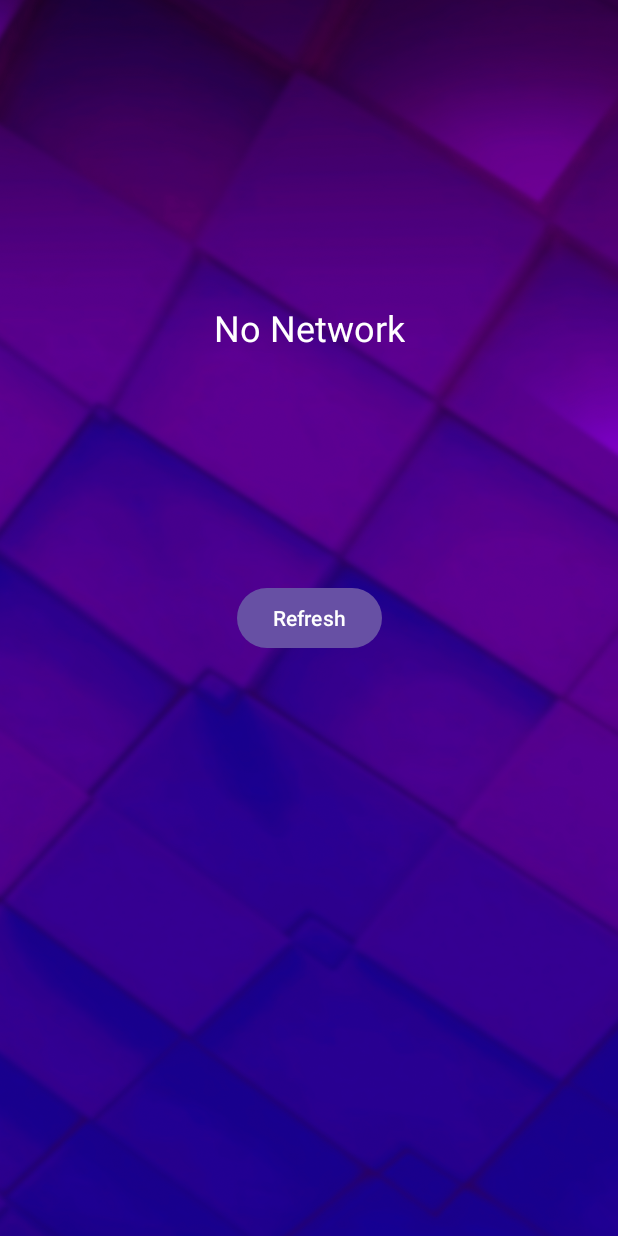
After one commit to Oleg144101957/Jump-Plin, an Android app: the NetworkActivity screen opened directly, with no data from a screen before it, on a phone screen of 412 x 824 dp. The commit adds this screen. Run offline under Robolectric (Android 15) with nearby library versions, the phone set to English and light mode, and no system bars.

Commit message:
no network feature

```diff
--- a/app/src/main/java/com/snapd/data/storage/SharedStorageImpl.kt
+++ b/app/src/main/java/com/snapd/data/storage/SharedStorageImpl.kt
@@ -18,7 +18,6 @@ class SharedStorageImpl(context: Context) : AppStorage{
         if (currentDestination != HARM_DESTINATION){
             sharedPref.edit().putString(DESTINATION_KEY, url).apply()
         }
-
     }
 
     override fun getDestination(): String {
--- /dev/null
+++ b/app/src/main/java/com/snapd/presantation/NetworkActivity.kt
@@ -0,0 +1,26 @@
+package com.snapd.presantation
+
+import android.content.Intent
+import android.os.Bundle
+import androidx.appcompat.app.AppCompatActivity
+import com.snapd.databinding.ActivityNetworkBinding
+
+class NetworkActivity : AppCompatActivity() {
+
+    private lateinit var binding: ActivityNetworkBinding
+
+    override fun onCreate(savedInstanceState: Bundle?) {
+        super.onCreate(savedInstanceState)
+        binding = ActivityNetworkBinding.inflate(layoutInflater)
+        setContentView(binding.root)
+
+        binding.buttonRefresh.setOnClickListener {
+            navigateToTheLoadingScreen()
+        }
+    }
+
+    private fun navigateToTheLoadingScreen(){
+        val intentToTheLoadingScreen = Intent(this, UnoActivity::class.java)
+        startActivity(intentToTheLoadingScreen)
+    }
+}
--- /dev/null
+++ b/app/src/main/res/layout/activity_network.xml
@@ -0,0 +1,33 @@
+<?xml version="1.0" encoding="utf-8"?>
+<androidx.constraintlayout.widget.ConstraintLayout
+    xmlns:android="http://schemas.android.com/apk/res/android"
+    android:layout_width="match_parent"
+    android:layout_height="match_parent"
+    xmlns:app="http://schemas.android.com/apk/res-auto"
+    xmlns:tools="http://schemas.android.com/tools"
+    android:background="@drawable/bbkmainbg"
+    tools:context=".presantation.NetworkActivity">
+
+    <TextView
+        android:layout_width="wrap_content"
+        android:layout_height="wrap_content"
+        android:text="@string/no_network"
+        android:textColor="@color/white"
+        android:textSize="24sp"
+        app:layout_constraintStart_toStartOf="parent"
+        app:layout_constraintEnd_toEndOf="parent"
+        app:layout_constraintTop_toTopOf="parent"
+        app:layout_constraintBottom_toBottomOf="@id/buttonRefresh"/>
+
+    <Button
+        android:id="@+id/buttonRefresh"
+        android:layout_width="wrap_content"
+        android:layout_height="wrap_content"
+        android:text="@string/refresh"
+        app:layout_constraintStart_toStartOf="parent"
+        app:layout_constraintEnd_toEndOf="parent"
+        app:layout_constraintTop_toTopOf="parent"
+        app:layout_constraintBottom_toBottomOf="parent"/>
+
+
+</androidx.constraintlayout.widget.ConstraintLayout>
--- a/app/src/main/res/values/strings.xml
+++ b/app/src/main/res/values/strings.xml
@@ -5,4 +5,6 @@
     <string name="stok">3713b2231d1e40c8d9e290f3611648b0</string>
     <string name="fid">1055124162340724</string>
     <string name="ftoken">3713b2231d1e40c8d9e290f3611648b0</string>
+    <string name="refresh">Refresh</string>
+    <string name="no_network">No Network</string>
 </resources>
```
Also changed, not shown: app/src/main/AndroidManifest.xml (+9 -1 lines), app/src/main/java/com/snapd/domain/features/DestinationChecker.kt (added, +58 -0 lines), app/src/main/java/com/snapd/domain/models/PlayerDocs.kt (added, +9 -0 lines), app/src/main/java/com/snapd/presantation/TresActivity.kt (+40 -3 lines), app/src/main/java/com/snapd/presantation/UnoActivity.kt (+25 -8 lines), app/src/main/java/com/snapd/presantation/customUI/CustomWCC.kt (+19 -1 lines), app/src/main/java/com/snapd/presantation/customUI/CustomWVC.kt (+21 -6 lines), app/src/main/java/com/snapd/presantation/customUI/PolicyScreen.kt (+7 -5 lines).
